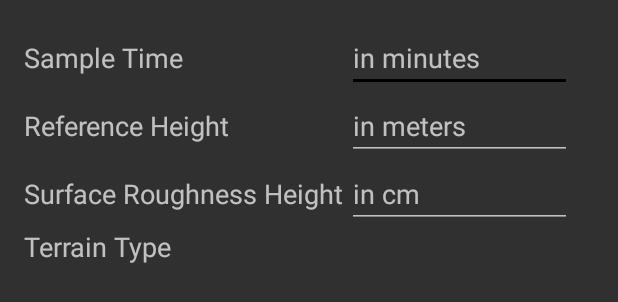
After one commit to Shaniell/hotspotHealthCode, an Android app: the layout additional_data_step_view.xml on its own in the app's theme, with its tools: preview values and no code run, on a phone screen of 412 x 824 dp. The commit adds this screen. Shown: the top 302 px of the screen. Run offline under Robolectric (Android 15) with nearby library versions, the phone set to English and light mode, and no system bars.

Commit message:
* Added additional data step * fixed some bugs in screens

```diff
--- a/HotSpotHealthCode/app/src/main/java/com/hotspothealthcode/hotspothealthcode/Components/Steps/CoordinatesStepView.java
+++ b/HotSpotHealthCode/app/src/main/java/com/hotspothealthcode/hotspothealthcode/Components/Steps/CoordinatesStepView.java
@@ -147,12 +147,12 @@ public class CoordinatesStepView extends StepView
 
             // If the row is enabled, take its values
             if(coordinateRow.isEnabled.isChecked()) {
-                double downWindOffset = Double.parseDouble(coordinateRow.xIEdit.getText().toString());
+                double downWindOffset = Double.parseDouble(coordinateRow.xIEdit.getText().toString()) * 1000;
                 double crossWindOffset = 0;
 
                 // If the user ented a cross wind offset
                 if(!coordinateRow.yIEdit.getText().toString().matches(""))
-                    crossWindOffset = Double.parseDouble(coordinateRow.yIEdit.getText().toString());
+                    crossWindOffset = Double.parseDouble(coordinateRow.yIEdit.getText().toString()) * 1000;
 
                 points.add(new ConcentrationPoint(downWindOffset, crossWindOffset, verticalOffset));
             }
--- a/HotSpotHealthCode/app/src/main/java/com/hotspothealthcode/hotspothealthcode/OutputActivity.java
+++ b/HotSpotHealthCode/app/src/main/java/com/hotspothealthcode/hotspothealthcode/OutputActivity.java
@@ -68,7 +68,7 @@ public class OutputActivity extends AppCompatActivity {
         // TODO: GET REAL RESULTS
         this.outputResult = Controller.getOutputResultInstance();
 
-        this.outputResult.addValue(ResultField.MODEL_TYPE, "General plume");
+/*        this.outputResult.addValue(ResultField.MODEL_TYPE, "General plume");
         this.outputResult.addValue(ResultField.WIND_SPEED, 3.5);
         this.outputResult.addValue(ResultField.WIND_DIRECTION, 270.7);
         this.outputResult.addValue(ResultField.STABILITY_TYPE, PasquillStabilityType.TYPE_A);
@@ -87,7 +87,7 @@ public class OutputActivity extends AppCompatActivity {
         tempResults.add(result);
         tempResults.add(result2);
 
-        this.outputResult.setResults(tempResults);
+        this.outputResult.setResults(tempResults);*/
 
         this.outputDetailsFragment = new OutputDetailsFragment();
         this.outputResultsFragment = new OutputTableFragment();
--- a/HotSpotHealthCode/app/src/main/java/hotspothealthcode/controllers/Controller.java
+++ b/HotSpotHealthCode/app/src/main/java/hotspothealthcode/controllers/Controller.java
@@ -12,6 +12,7 @@ import hotspothealthcode.BL.AtmosphericConcentration.MeteorologicalConditions;
 import hotspothealthcode.BL.AtmosphericConcentration.PasquillStability;
 import hotspothealthcode.BL.AtmosphericConcentration.PasquillStabilityType;
 import hotspothealthcode.BL.AtmosphericConcentration.PlumeAtmosphericConcentration;
+import hotspothealthcode.BL.AtmosphericConcentration.TerrainType;
 import hotspothealthcode.BL.AtmosphericConcentration.results.OutputResult;
 import hotspothealthcode.BL.Models.Weather;
 import hotspothealthcode.BL.Weather.WeatherManager;
@@ -70,6 +71,11 @@ public class Controller
         return MeteorologicalConditions.getMeteorologicalConditions();
     }
 
+    public static ArrayList<TerrainType> getTerrainTypes()
+    {
+        return TerrainType.getTerrainTypes();
+    }
+
     public static OutputResult getOutputResultInstance()
     {
         return OutputResult.getInstance();
--- /dev/null
+++ b/HotSpotHealthCode/app/src/main/res/layout/additional_data_step_view.xml
@@ -0,0 +1,80 @@
+<?xml version="1.0" encoding="utf-8"?>
+<GridLayout xmlns:android="http://schemas.android.com/apk/res/android"
+    android:layout_width="fill_parent"
+    android:layout_height="wrap_content"
+    android:paddingLeft="@dimen/activity_horizontal_margin"
+    android:paddingRight="@dimen/activity_horizontal_margin"
+    android:paddingTop="@dimen/activity_vertical_margin"
+    android:paddingBottom="@dimen/activity_vertical_margin">
+
+    <TextView android:text="Sample Time"
+        android:id="@+id/tvSampleTime"
+        android:textAppearance="?android:attr/textAppearanceMedium"
+        android:layout_marginRight="2dp"
+        android:layout_row="0"
+        android:layout_column="0"
+        android:layout_gravity="left"/>
+
+    <EditText
+        android:id="@+id/etSampleTime"
+        android:layout_height="wrap_content"
+        android:inputType="numberDecimal"
+        android:layout_gravity="left"
+        android:layout_width="150dp"
+        android:layout_row="0"
+        android:layout_column="1"
+        android:hint="in minutes" />
+
+    <TextView android:text="Reference Height"
+        android:id="@+id/tvReferenceHeight"
+        android:textAppearance="?android:attr/textAppearanceMedium"
+        android:layout_marginRight="2dp"
+        android:layout_row="1"
+        android:layout_column="0"
+        android:layout_gravity="left"/>
+
+    <EditText
+        android:id="@+id/etReferenceHeight"
+        android:layout_height="wrap_content"
+        android:inputType="numberDecimal"
+        android:layout_gravity="left"
+        android:layout_width="150dp"
+        android:layout_row="1"
+        android:layout_column="1"
+        android:hint="in meters" />
+
+    <TextView android:text="Surface Roughness Height"
+        android:id="@+id/tvSurfaceRoughnessHeight"
+        android:textAppearance="?android:attr/textAppearanceMedium"
+        android:layout_marginRight="2dp"
+        android:layout_row="2"
+        android:layout_column="0"
+        android:layout_gravity="left"/>
+
+    <EditText
+        android:id="@+id/etSurfaceRoughnessHeight"
+        android:layout_height="wrap_content"
+        android:inputType="numberDecimal"
+        android:layout_gravity="left"
+        android:layout_width="150dp"
+        android:layout_row="2"
+        android:layout_column="1"
+        android:hint="in cm" />
+
+    <TextView android:text="Terrain Type"
+        android:id="@+id/tvTerrainType"
+        android:textAppearance="?android:attr/textAppearanceMedium"
+        android:layout_marginRight="2dp"
+        android:layout_row="3"
+        android:layout_column="0"
+        android:layout_gravity="left"/>
+
+    <Spinner
+        android:layout_width="240dp"
+        android:layout_height="wrap_content"
+        android:id="@+id/spTerrainType"
+        android:layout_row="3"
+        android:layout_column="1"
+        android:layout_gravity="left"/>
+
+</GridLayout>
```
Also changed, not shown: HotSpotHealthCode/app/src/main/java/com/hotspothealthcode/hotspothealthcode/Components/Steps/AdditionalDataStepView.java (added, +88 -0 lines), HotSpotHealthCode/app/src/main/java/com/hotspothealthcode/hotspothealthcode/FireStepperActivity.java (+29 -2 lines), HotSpotHealthCode/app/src/main/java/com/hotspothealthcode/hotspothealthcode/PlumeStepperActivity.java (+29 -2 lines), HotSpotHealthCode/app/src/main/java/com/hotspothealthcode/hotspothealthcode/StepperActivity.java (+10 -1 lines), HotSpotHealthCode/app/src/main/java/hotspothealthcode/BL/AtmosphericConcentration/TerrainType.java (+28 -2 lines).
